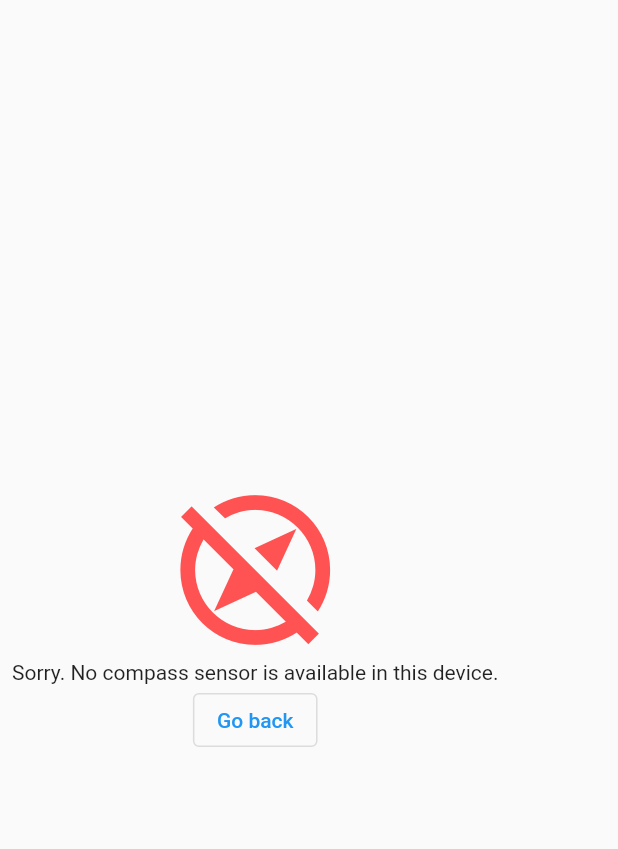
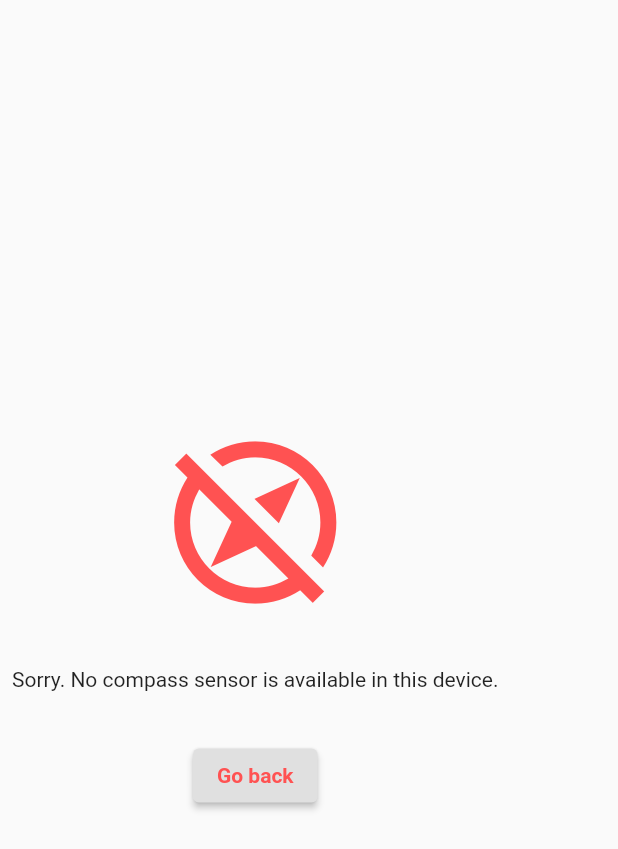
Before and after one commit to mptwaktusolat/app_waktu_solat_malaysia, a Flutter app: the NoCompassSensor widget shown alone on an empty page, opened directly, on a phone screen of 412 x 824 dp. Shown: the top 849 px of the screen. Run offline on Flutter 3.47's test engine with Material 2 defaults, Android fonts, the phone set to English and light mode, and no system bars; our stand-ins replace auto_size_text, cached_network_image, cloud_firestore, device_info, email_validator, firebase_core and 16 more; missing offline and left inert: app_settings, flutter_qiblah, flutter_web_browser, isolate_handler; accounts and stored records are empty.

Commit message:
UI minor fix compass widget

```diff
--- a/lib/views/Qibla part/no_compass_sensor.dart
+++ b/lib/views/Qibla part/no_compass_sensor.dart
@@ -5,6 +5,8 @@ class NoCompassSensor extends StatelessWidget {
 
   @override
   Widget build(BuildContext context) {
+    final box = SizedBox(height: 32);
+
     return Padding(
       padding: const EdgeInsets.all(8.0),
       child: Column(
@@ -12,18 +14,28 @@ class NoCompassSensor extends StatelessWidget {
         children: [
           Icon(
             Icons.explore_off_outlined,
-            size: 120,
+            size: 130,
             color: Colors.redAccent,
           ),
+          box,
           Text(
             'Sorry. No compass sensor is available in this device.',
             textAlign: TextAlign.center,
           ),
-          OutlinedButton(
-              onPressed: () {
-                Navigator.pop(context);
-              },
-              child: Text('Go back'))
+          box,
+          ElevatedButton(
+            style: ElevatedButton.styleFrom(
+              primary: Theme.of(context).buttonColor,
+            ),
+            onPressed: () {
+              Navigator.pop(context);
+            },
+            child: Text(
+              'Go back',
+              style: TextStyle(
+                  color: Colors.redAccent, fontWeight: FontWeight.bold),
+            ),
+          )
         ],
       ),
     );
```
Also changed, not shown: lib/views/Qibla part/location_error_widget.dart (+4 -4 lines).
